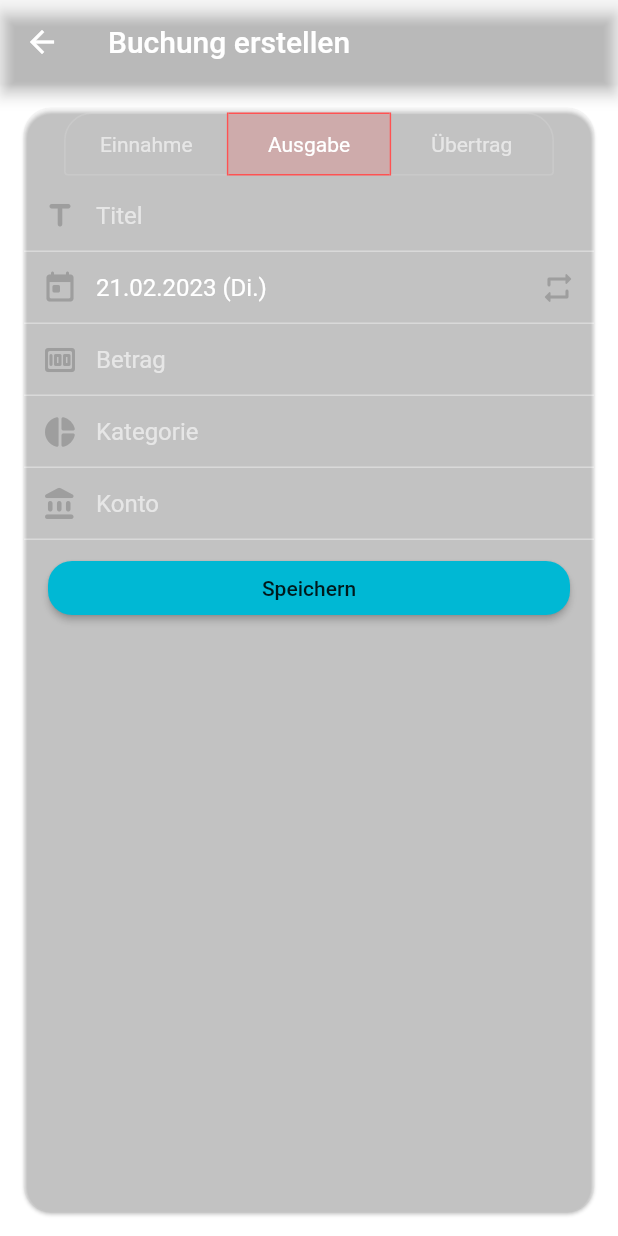
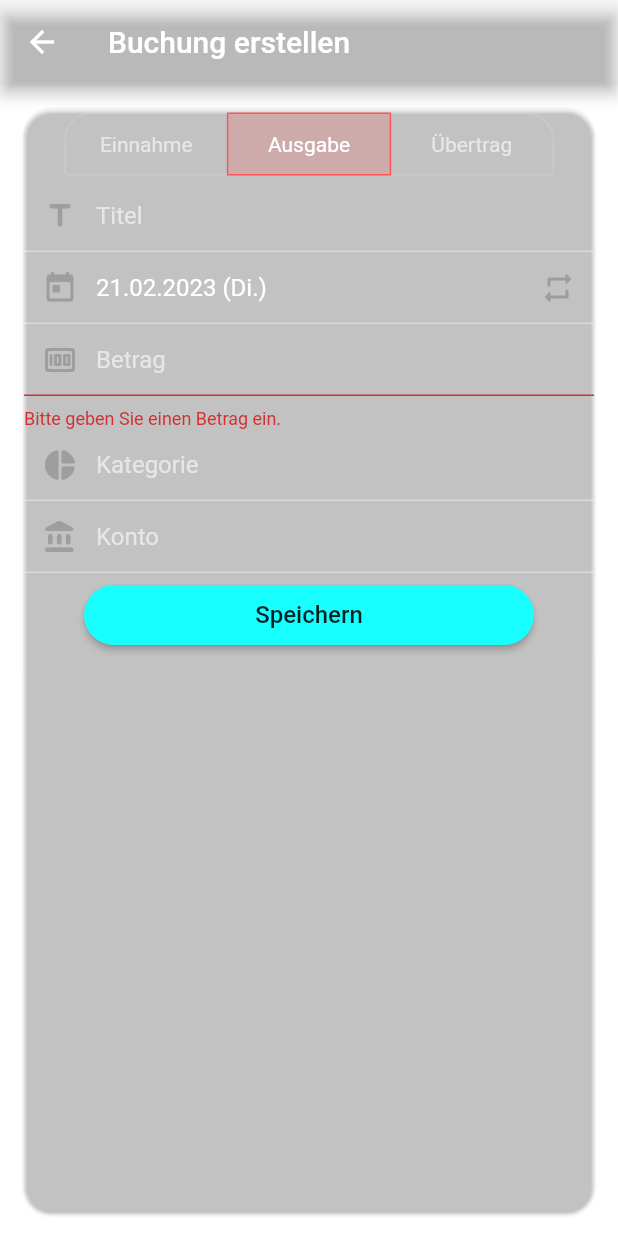
Before and after one commit to Marcel9494/Haushaltsbuch, a Flutter app: the CreateOrEditBookingScreen screen opened by its route, after a tap on "Speichern", on a phone screen of 412 x 824 dp. Run offline on Flutter 3.47's test engine with Material 2 defaults, Android fonts, the phone set to English and light mode, and no system bars; drawn by our look-alikes of rounded_loading_button; our stand-ins replace hive, hive_flutter, modal_bottom_sheet, table_calendar; accounts and stored records are empty.

Commit message:
Buchung erstellen Fehler abgefangen
- Für alle Eingabefelder wurden Error Texte hinzugefügt, wenn Eingaben fehlen. Diese werden dem Benutzer nach einem Klick auf den Button "Speichern" angezeigt.
- Erste erstellte Buchung wurde von Hive Speicher geladen und in der "Täglich Tab View" angezeigt.
- Kleinere Code Verbesserungen implementiert.

```diff
--- a/lib/components/buttons/save_button.dart
+++ b/lib/components/buttons/save_button.dart
@@ -1,11 +1,14 @@
 import 'package:flutter/material.dart';
+import 'package:rounded_loading_button/rounded_loading_button.dart';
 
 class SaveButton extends StatelessWidget {
   final Function saveFunction;
+  final RoundedLoadingButtonController buttonController;
 
   const SaveButton({
     Key? key,
     required this.saveFunction,
+    required this.buttonController,
   }) : super(key: key);
 
   @override
@@ -14,7 +17,20 @@ class SaveButton extends StatelessWidget {
       padding: const EdgeInsets.symmetric(horizontal: 16.0, vertical: 8.0),
       child: SizedBox(
         width: double.infinity,
-        child: ElevatedButton(
+        child: RoundedLoadingButton(
+          controller: buttonController,
+          onPressed: () => saveFunction(),
+          color: Colors.cyanAccent,
+          successColor: Colors.green,
+          height: 40.0,
+          child: const Text(
+            'Speichern',
+            style: TextStyle(
+              fontSize: 16.0,
+              color: Colors.black87,
+            ),
+          ),
+        ), /*ElevatedButton(
           onPressed: () => saveFunction(),
           child: const Text('Speichern'),
           style: ElevatedButton.styleFrom(
@@ -24,7 +40,7 @@ class SaveButton extends StatelessWidget {
               borderRadius: BorderRadius.circular(16.0),
             ),
           ),
-        ),
+        ),*/
       ),
     );
   }
--- a/lib/components/input_fields/account_input_field.dart
+++ b/lib/components/input_fields/account_input_field.dart
@@ -5,6 +5,7 @@ import '/components/deco/bottom_sheet_line.dart';
 
 class AccountInputField extends StatelessWidget {
   final TextEditingController textController;
+  final String errorText;
   final String hintText;
   // TODO dynamische Konto Liste laden von Benutzer
   List<String> accounts = ['KSK Konto', 'P2P Bondora', 'Comdirect Depot', 'Scalable Capital Depot'];
@@ -12,6 +13,7 @@ class AccountInputField extends StatelessWidget {
   AccountInputField({
     Key? key,
     required this.textController,
+    required this.errorText,
     this.hintText = 'Konto',
   }) : super(key: key);
 
@@ -78,6 +80,7 @@ class AccountInputField extends StatelessWidget {
         focusedBorder: const UnderlineInputBorder(
           borderSide: BorderSide(color: Colors.cyanAccent, width: 1.5),
         ),
+        errorText: errorText.isEmpty ? null : errorText,
       ),
     );
   }
--- a/lib/components/input_fields/amount_input_field.dart
+++ b/lib/components/input_fields/amount_input_field.dart
@@ -5,10 +5,12 @@ import 'package:modal_bottom_sheet/modal_bottom_sheet.dart';
 
 class AmountInputField extends StatelessWidget {
   final TextEditingController textController;
+  final String errorText;
 
   const AmountInputField({
     Key? key,
     required this.textController,
+    required this.errorText,
   }) : super(key: key);
 
   void _openBottomSheetForNumberInput(BuildContext context) {
@@ -110,8 +112,10 @@ class AmountInputField extends StatelessWidget {
         );
       },
     ).whenComplete(() {
-      var amountFormatter = NumberFormat.simpleCurrency(locale: 'de-DE');
-      textController.text = amountFormatter.format(double.parse(textController.text.replaceAll(',', '.')));
+      if (textController.text.isNotEmpty) {
+        var amountFormatter = NumberFormat.simpleCurrency(locale: 'de-DE');
+        textController.text = amountFormatter.format(double.parse(textController.text.replaceAll(',', '.')));
+      }
     });
   }
 
@@ -135,16 +139,17 @@ class AmountInputField extends StatelessWidget {
       showCursor: false,
       readOnly: true,
       onTap: () => _openBottomSheetForNumberInput(context),
-      decoration: const InputDecoration(
+      decoration: InputDecoration(
         hintText: 'Betrag',
         counterText: '',
-        prefixIcon: Icon(
+        prefixIcon: const Icon(
           Icons.money_rounded,
           color: Colors.grey,
         ),
-        focusedBorder: UnderlineInputBorder(
+        focusedBorder: const UnderlineInputBorder(
           borderSide: BorderSide(color: Colors.cyanAccent, width: 1.5),
         ),
+        errorText: errorText.isEmpty ? null : errorText,
       ),
     );
   }
--- a/lib/components/input_fields/categorie_input_field.dart
+++ b/lib/components/input_fields/categorie_input_field.dart
@@ -5,12 +5,14 @@ import '/components/deco/bottom_sheet_line.dart';
 
 class CategorieInputField extends StatelessWidget {
   final TextEditingController textController;
+  final String errorText;
   // TODO dynamische Kategorien Liste laden von Benutzer
   List<String> categories = ['Lebensmittel', 'Haushaltswaren', 'Restaurant', 'Mode/Kleidung', 'Transport', 'Möbel', 'Reisen', 'Wohnen', 'Garten', 'Sonstiges'];
 
   CategorieInputField({
     Key? key,
     required this.textController,
+    required this.errorText,
   }) : super(key: key);
 
   void _openBottomSheetWithCategorieList(BuildContext context) {
@@ -67,15 +69,16 @@ class CategorieInputField extends StatelessWidget {
       showCursor: false,
       readOnly: true,
       onTap: () => _openBottomSheetWithCategorieList(context),
-      decoration: const InputDecoration(
+      decoration: InputDecoration(
         hintText: 'Kategorie',
-        prefixIcon: Icon(
+        prefixIcon: const Icon(
           Icons.donut_small_rounded,
           color: Colors.grey,
         ),
-        focusedBorder: UnderlineInputBorder(
+        focusedBorder: const UnderlineInputBorder(
           borderSide: BorderSide(color: Colors.cyanAccent, width: 1.5),
         ),
+        errorText: errorText.isEmpty ? null : errorText,
       ),
     );
   }
--- a/lib/components/input_fields/date_input_field.dart
+++ b/lib/components/input_fields/date_input_field.dart
@@ -4,10 +4,12 @@ import '/utils/date_formatters/date_formatter.dart';
 
 class DateInputField extends StatelessWidget {
   final TextEditingController textController;
+  late DateTime? parsedDate;
 
-  const DateInputField({
+  DateInputField({
     Key? key,
     required this.textController,
+    required this.parsedDate,
   }) : super(key: key);
 
   @override
@@ -36,7 +38,7 @@ class DateInputField extends StatelessWidget {
         ),
       ),
       onTap: () async {
-        DateTime? parsedDate = await showDatePicker(
+        parsedDate = await showDatePicker(
           context: context,
           locale: const Locale('de', 'DE'),
           initialDate: DateTime.now(),
@@ -58,7 +60,7 @@ class DateInputField extends StatelessWidget {
           },
         );
         if (parsedDate != null) {
-          textController.text = dateFormatterDDMMYYYYEE.format(parsedDate);
+          textController.text = dateFormatterDDMMYYYYEE.format(parsedDate!);
         }
       },
     );
--- a/lib/models/booking.dart
+++ b/lib/models/booking.dart
@@ -12,11 +12,11 @@ class Booking extends HiveObject {
   @HiveField(1)
   late TransactionType transactionType;
   @HiveField(2)
-  late DateTime date;
+  late String date; // TODO type in DateTime ändern!?
   @HiveField(3)
-  late BookingRepeats bookingRepeats;
+  late String bookingRepeats; // TODO type in BookingRepeats ändern!?
   @HiveField(4)
-  late double amount;
+  late String amount;
   @HiveField(5)
   late String categorie;
   @HiveField(6)
@@ -25,8 +25,14 @@ class Booking extends HiveObject {
   late String toAccount;
 
   void createBooking(Booking newBooking) async {
-    var bookingBox = await Hive.openBox(BookingsBox);
+    var bookingBox = await Hive.openBox(bookingsBox);
     bookingBox.add(newBooking);
+  }
+
+  static Future<Booking> loadBooking() async {
+    var bookingBox = await Hive.openBox(bookingsBox);
+    Booking booking = bookingBox.getAt(0);
+    return booking;
   }
 }
 
--- a/lib/screens/create_or_edit_booking_screen.dart
+++ b/lib/screens/create_or_edit_booking_screen.dart
@@ -1,6 +1,9 @@
+import 'dart:async';
+
 import 'package:flutter/material.dart';
-import 'package:haushaltsbuch/models/booking.dart';
+import 'package:rounded_loading_button/rounded_loading_button.dart';
 
+import '/utils/consts/route_consts.dart';
 import '/utils/date_formatters/date_formatter.dart';
 
 import '/components/buttons/transaction_toggle_buttons.dart';
@@ -11,7 +14,9 @@ import '/components/input_fields/categorie_input_field.dart';
 import '/components/input_fields/account_input_field.dart';
 import '/components/buttons/save_button.dart';
 
+import '/models/booking.dart';
 import '/models/enums/transaction_types.dart';
+import '/models/enums/booking_repeats.dart';
 
 class CreateOrEditBookingScreen extends StatefulWidget {
   const CreateOrEditBookingScreen({Key? key}) : super(key: key);
@@ -28,12 +33,19 @@ class _CreateOrEditBookingScreenState extends State<CreateOrEditBookingScreen> {
   final TextEditingController _fromAccountTextController = TextEditingController();
   final TextEditingController _toAccountTextController = TextEditingController();
   final TextEditingController _categorieTextController = TextEditingController();
+  final RoundedLoadingButtonController _saveButtonController = RoundedLoadingButtonController();
   String _currentTransaction = '';
   String _title = '';
+  String _amountErrorText = '';
+  String _categorieErrorText = '';
+  String _fromAccountErrorText = '';
+  String _toAccountErrorText = '';
+  DateTime? _parsedBookingDate;
 
   @override
   void initState() {
     super.initState();
+    _parsedBookingDate = DateTime.now();
     _bookingDateTextController.text = dateFormatterDDMMYYYYEE.format(DateTime.now());
   }
 
@@ -46,23 +58,90 @@ class _CreateOrEditBookingScreenState extends State<CreateOrEditBookingScreen> {
   }
 
   void _createBooking() {
+    if (_validBookingAmount(_amountTextController.text) == false ||
+        _validCategorie(_categorieTextController.text) == false ||
+        _validFromAccount(_fromAccountTextController.text) == false ||
+        _validToAccount(_toAccountTextController.text) == false) {
+      _setSaveButtonAnimation(false);
+    } else {
       Booking booking = Booking();
+      TransactionType transactionType = TransactionType.income;
+      booking.transactionType = transactionType.getTransactionType(_currentTransaction);
       booking.title = _title;
-    // TODO hier weitermachen und Buchung erstellen
-    // TODO booking.transactionType = ;
-    //booking.date = _bookingDateTextController.text as DateTime;
-    booking.amount = double.parse(_amountTextController.text);
+      booking.date = _parsedBookingDate.toString();
+      booking.bookingRepeats = BookingRepeats.noRepeat.name; // TODO dynamisch machen, wenn Wiederholungen implementiert wurden
+      booking.amount = _amountTextController.text;
       booking.categorie = _categorieTextController.text;
       booking.fromAccount = _fromAccountTextController.text;
       booking.toAccount = _toAccountTextController.text;
-    print(booking);
       booking.createBooking(booking);
+      _setSaveButtonAnimation(true);
+      Timer(const Duration(milliseconds: 1200), () {
+        if (mounted) {
+          FocusScope.of(context).requestFocus(FocusNode());
+          Navigator.pop(context);
+          Navigator.pop(context);
+          Navigator.pushNamed(context, bottomNavBarRoute);
+        }
+      });
+    }
+  }
+
+  bool _validBookingAmount(String amountInput) {
+    if (_amountTextController.text.isEmpty) {
+      setState(() {
+        _amountErrorText = 'Bitte geben Sie einen Betrag ein.';
+      });
+      return false;
+    }
+    _amountErrorText = '';
+    return true;
+  }
+
+  bool _validCategorie(String categorieInput) {
+    if (_currentTransaction != TransactionType.transfer.name && _categorieTextController.text.isEmpty) {
+      setState(() {
+        _categorieErrorText = 'Bitte wählen Sie eine Kategorie aus.';
+      });
+      return false;
+    }
+    _categorieErrorText = '';
+    return true;
+  }
+
+  bool _validFromAccount(String fromAccountInput) {
+    if (_fromAccountTextController.text.isEmpty) {
+      setState(() {
+        _fromAccountErrorText = 'Bitte wählen Sie ein Konto aus.';
+      });
+      return false;
+    }
+    _fromAccountErrorText = '';
+    return true;
+  }
+
+  bool _validToAccount(String toAccountInput) {
+    if (_currentTransaction == TransactionType.transfer.name && _toAccountTextController.text.isEmpty) {
+      setState(() {
+        _toAccountErrorText = 'Bitte wählen Sie ein Konto aus.';
+      });
+      return false;
+    }
+    _toAccountErrorText = '';
+    return true;
+  }
+
+  void _setSaveButtonAnimation(bool successful) {
+    successful ? _saveButtonController.success() : _saveButtonController.error();
+    if (successful == false) {
+      Timer(const Duration(seconds: 1), () {
+        _saveButtonController.reset();
+      });
+    }
   }
 
   @override
   Widget build(BuildContext context) {
-    // TODO hier weitermachen und erste Testbuchungen erstellen können, um diese in den
-    // unterschiedlichen Tab Views (Kalender, Täglich & Monatlich) anzeigen lassen zu können.
     return SafeArea(
       child: Scaffold(
         backgroundColor: const Color(0x00ffffff),
@@ -84,14 +163,18 @@ class _CreateOrEditBookingScreenState extends State<CreateOrEditBookingScreen> {
                   title: _title,
                   titleCallback: _setTitleState,
                 ),
-                DateInputField(textController: _bookingDateTextController),
-                AmountInputField(textController: _amountTextController),
-                _currentTransaction == TransactionType.transfer.name ? const SizedBox() : CategorieInputField(textController: _categorieTextController),
+                DateInputField(textController: _bookingDateTextController, parsedDate: _parsedBookingDate),
+                AmountInputField(textController: _amountTextController, errorText: _amountErrorText),
                 _currentTransaction == TransactionType.transfer.name
-                    ? AccountInputField(textController: _fromAccountTextController, hintText: 'Von')
-                    : AccountInputField(textController: _fromAccountTextController),
-                _currentTransaction == TransactionType.transfer.name ? AccountInputField(textController: _toAccountTextController, hintText: 'Nach') : const SizedBox(),
-                SaveButton(saveFunction: _createBooking),
+                    ? const SizedBox()
+                    : CategorieInputField(textController: _categorieTextController, errorText: _categorieErrorText),
+                _currentTransaction == TransactionType.transfer.name
+                    ? AccountInputField(textController: _fromAccountTextController, errorText: _fromAccountErrorText, hintText: 'Von')
+                    : AccountInputField(textController: _fromAccountTextController, errorText: _fromAccountErrorText),
+                _currentTransaction == TransactionType.transfer.name
+                    ? AccountInputField(textController: _toAccountTextController, errorText: _toAccountErrorText, hintText: 'Nach')
+                    : const SizedBox(),
+                SaveButton(saveFunction: _createBooking, buttonController: _saveButtonController),
               ],
             ),
           ),
--- a/lib/utils/consts/hive_consts.dart
+++ b/lib/utils/consts/hive_consts.dart
@@ -1 +1 @@
-const BookingsBox = 'bookings';
+const bookingsBox = 'bookings';
--- a/lib/utils/consts/route_consts.dart
+++ b/lib/utils/consts/route_consts.dart
@@ -1 +1,2 @@
+const bottomNavBarRoute = '/bottomNavBar';
 const createOrEditBookingRoute = '/createOrEditBooking';
--- a/pubspec.yaml
+++ b/pubspec.yaml
@@ -37,8 +37,10 @@ dependencies:
   cupertino_icons: ^1.0.2
   intl: ^0.17.0
   hive: ^2.2.3
+  hive_flutter: ^1.1.0
   table_calendar: ^3.0.8
   modal_bottom_sheet: ^2.0.0
+  rounded_loading_button: ^2.1.0
 
 dev_dependencies:
   flutter_test:
```
Also changed, not shown: lib/components/cards/booking_card.dart (added, +41 -0 lines), lib/components/tab_views/daily_tab_view.dart (+28 -2 lines), lib/main.dart (+13 -1 lines), lib/models/enums/booking_repeats.dart (+21 -1 lines), lib/models/enums/transaction_types.dart (+34 -1 lines), pubspec.lock. Lines whose indentation alone changed are shown as unchanged.
